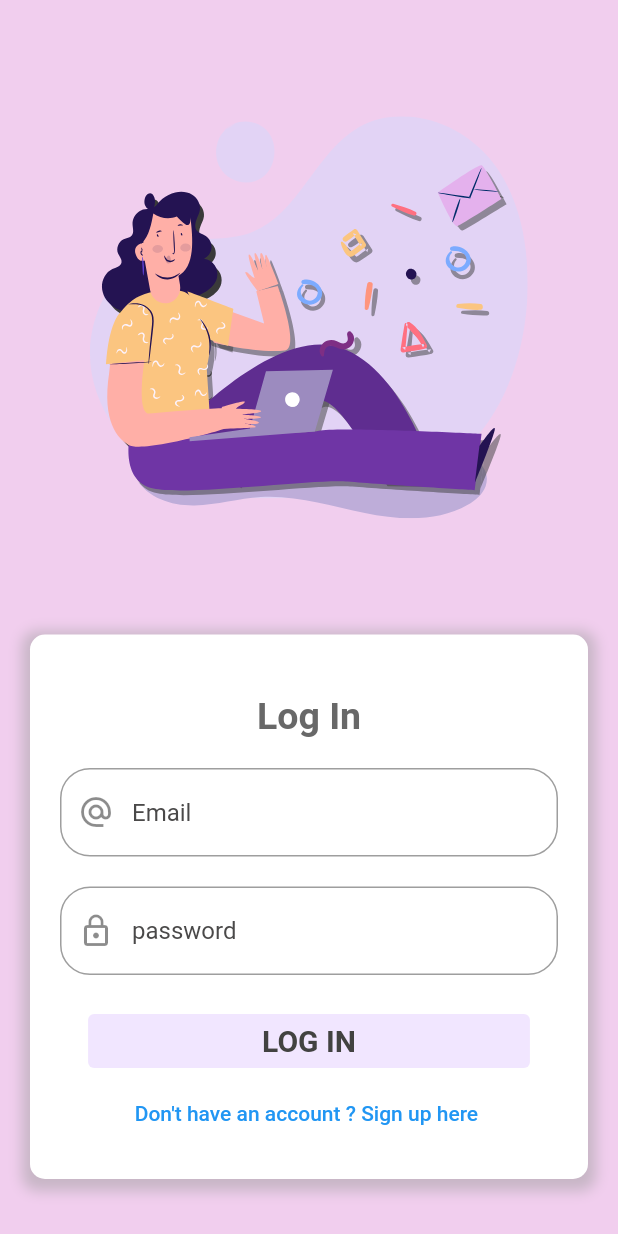
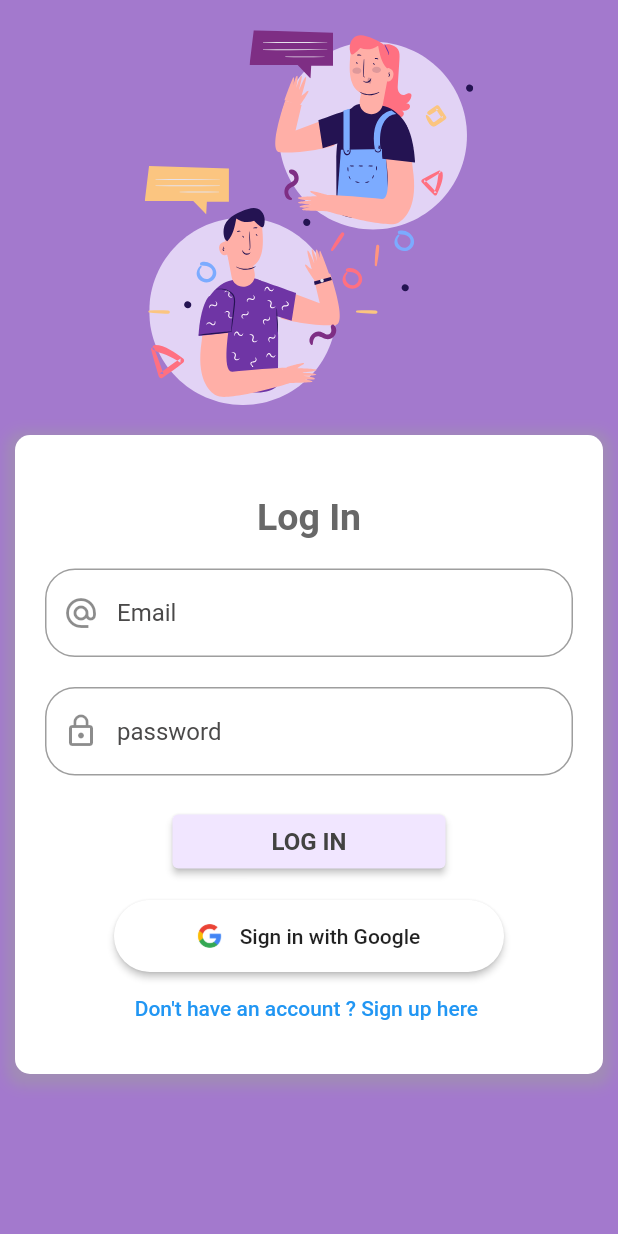
Before and after one commit to jsonOdison/Chapter-Chatters, a Flutter app: the screen it shows after launch, on a phone screen of 412 x 824 dp. Run offline on Flutter 3.47's test engine with Material 2 defaults, Android fonts, the phone set to English and light mode, and no system bars; our stand-ins replace cloud_firestore, firebase_auth, firebase_core, flutter_svg, google_sign_in; accounts and stored records are empty.

Commit message:
added login session
Also in the process of adding userState

userModel

```diff
--- a/app/book_app/lib/main.dart
+++ b/app/book_app/lib/main.dart
@@ -1,8 +1,13 @@
-import 'package:book_app/screens/login/login.dart';
+import 'package:book_app/screens/root/root.dart';
+import 'package:book_app/states/current_user.dart';
 import 'package:book_app/utils/main_theme.dart';
+import 'package:firebase_core/firebase_core.dart';
 import 'package:flutter/material.dart';
+import 'package:provider/provider.dart';
 
-void main() {
+void main() async {
+  WidgetsFlutterBinding.ensureInitialized();
+  await Firebase.initializeApp();
   runApp(const BookApp());
 }
 
@@ -11,11 +16,14 @@ class BookApp extends StatelessWidget {
 
   @override
   Widget build(BuildContext context) {
-    return MaterialApp(
-      debugShowCheckedModeBanner: false,
-      title: 'welcome screen',
-      theme: MainTheme().buildTheme(),
-      home: const LoginScreen(),
+    return ChangeNotifierProvider(
+      create: (context) => CurrentUser(),
+      child: MaterialApp(
+        debugShowCheckedModeBanner: false,
+        title: 'welcome screen',
+        theme: MainTheme().buildTheme(),
+        home: const MyRoot(),
+      ),
     );
   }
 }
--- a/app/book_app/lib/screens/login/localwidgets/login_form.dart
+++ b/app/book_app/lib/screens/login/localwidgets/login_form.dart
@@ -1,10 +1,59 @@
+import 'package:book_app/screens/home/home.dart';
+import 'package:book_app/states/current_user.dart';
 import 'package:book_app/widgets/container.dart';
 import 'package:flutter/material.dart';
+import 'package:provider/provider.dart';
 
+import '../../../widgets/signin_google.dart';
 import '../../signup/signup.dart';
 
-class LoginForm extends StatelessWidget {
+class LoginForm extends StatefulWidget {
   const LoginForm({super.key});
+
+  @override
+  State<LoginForm> createState() => _LoginFormState();
+}
+
+class _LoginFormState extends State<LoginForm> {
+  final TextEditingController _emailController = TextEditingController();
+  final TextEditingController _passwordController = TextEditingController();
+  late String _returnString;
+  void _loginUser(
+      {required String type,
+      required String email,
+      required String password,
+      required BuildContext context}) async {
+    CurrentUser currentUser = Provider.of<CurrentUser>(context, listen: false);
+    try {
+      switch (type) {
+        case 'email':
+          _returnString = await currentUser.loginUserWithEmail(email, password);
+          break;
+        case 'google':
+          _returnString = await currentUser.loginUserWithGoogle();
+          break;
+        default:
+      }
+
+      if (_returnString == 'success') {
+        // ignore: use_build_context_synchronously
+        Navigator.pushAndRemoveUntil(
+            context,
+            MaterialPageRoute(builder: (context) => const HomeScreen()),
+            (route) => false);
+      } else {
+        // ignore: use_build_context_synchronously
+        ScaffoldMessenger.of(context).showSnackBar(
+          SnackBar(
+            content: Text(_returnString),
+            duration: const Duration(seconds: 2),
+          ),
+        );
+      }
+    } catch (e) {
+      print(e);
+    }
+  }
 
   @override
   Widget build(BuildContext context) {
@@ -17,6 +66,7 @@ class LoginForm extends StatelessWidget {
                 Text('Log In', style: Theme.of(context).textTheme.titleLarge),
           ),
           TextFormField(
+            controller: _emailController,
             decoration: const InputDecoration(
                 prefixIcon: Icon(Icons.alternate_email), hintText: 'Email'),
           ),
@@ -24,6 +74,7 @@ class LoginForm extends StatelessWidget {
             height: 20,
           ),
           TextFormField(
+            controller: _passwordController,
             decoration: const InputDecoration(
                 prefixIcon: Icon(Icons.lock_outline), hintText: 'password'),
             obscureText: true,
@@ -31,23 +82,39 @@ class LoginForm extends StatelessWidget {
           const SizedBox(
             height: 20,
           ),
-          const ElevatedButton(
-            style: ButtonStyle(
+          ElevatedButton(
+            style: const ButtonStyle(
               backgroundColor: MaterialStatePropertyAll(
                 Color(0xfff1e6ff),
               ),
             ),
-            onPressed: null,
-            child: Padding(
-              padding: EdgeInsets.symmetric(horizontal: 100),
+            onPressed: () {
+              _loginUser(
+                  type: "email",
+                  email: _emailController.text,
+                  password: _passwordController.text,
+                  context: context);
+            },
+            child: const Padding(
+              padding: EdgeInsets.symmetric(horizontal: 50),
               child: Text(
                 "LOG IN",
                 style: TextStyle(
-                    fontSize: 20,
+                    fontSize: 16,
                     color: Color.fromARGB(255, 66, 66, 65),
                     fontWeight: FontWeight.bold),
               ),
             ),
+          ),
+          const SizedBox(height: 15),
+          GoogleButton(
+            onPressed: () {
+              _loginUser(
+                  type: "google",
+                  email: _emailController.text,
+                  password: _passwordController.text,
+                  context: context);
+            },
           ),
           TextButton(
             onPressed: () {
@@ -58,7 +125,7 @@ class LoginForm extends StatelessWidget {
               );
             },
             child: const Text("Don't have an account ? Sign up here "),
-          )
+          ),
         ],
       ),
     );
--- a/app/book_app/lib/screens/login/login.dart
+++ b/app/book_app/lib/screens/login/login.dart
@@ -13,14 +13,18 @@ class LoginScreen extends StatelessWidget {
         children: [
           Expanded(
             child: ListView(
-              padding: const EdgeInsets.all(20),
+              padding: const EdgeInsets.all(10),
               children: [
                 Padding(
-                  padding: const EdgeInsets.all(40.0),
-                  child: SvgPicture.asset("assets/icons/login.svg"),
+                  padding: const EdgeInsets.all(10.0),
+                  child: SvgPicture.asset(
+                    "assets/icons/chat.svg",
+                    height: 250,
+                    width: 250,
+                  ),
                 ),
                 const SizedBox(
-                  height: 20,
+                  height: 10,
                 ),
                 const LoginForm(),
               ],
--- /dev/null
+++ b/app/book_app/lib/screens/root/root.dart
@@ -0,0 +1,53 @@
+import 'package:book_app/screens/home/home.dart';
+import 'package:book_app/screens/login/login.dart';
+import 'package:book_app/states/current_user.dart';
+import 'package:flutter/material.dart';
+import 'package:provider/provider.dart';
+
+enum AuthStatus {
+  notloggedIn,
+  loggedIn,
+}
+
+class MyRoot extends StatefulWidget {
+  const MyRoot({super.key});
+
+  @override
+  State<MyRoot> createState() => _MyRootState();
+}
+
+class _MyRootState extends State<MyRoot> {
+  late AuthStatus _authStatus = AuthStatus.notloggedIn;
+
+  Widget retVal = const LoginScreen();
+
+  @override
+  void didChangeDependencies() async {
+    //TODO : implement didChangeDependencies
+    super.didChangeDependencies();
+    //get the state
+
+    CurrentUser currentUser = Provider.of<CurrentUser>(context, listen: false);
+    String returnString = await currentUser.onStartUp();
+    if (returnString == 'success') {
+      setState(() {
+        _authStatus = AuthStatus.loggedIn;
+      });
+    }
+  }
+
+  @override
+  Widget build(BuildContext context) {
+    switch (_authStatus) {
+      case AuthStatus.notloggedIn:
+        retVal = const LoginScreen();
+        break;
+      case AuthStatus.loggedIn:
+        retVal = const HomeScreen();
+        break;
+      default:
+        retVal = const SizedBox(); // provide a default value for retVal
+    }
+    return retVal;
+  }
+}
--- a/app/book_app/lib/states/currentUser.dart
+++ /dev/null
@@ -1,3 +0,0 @@
-import 'package:flutter/material.dart';
-
-class ClassName {}
--- a/app/book_app/lib/utils/main_theme.dart
+++ b/app/book_app/lib/utils/main_theme.dart
@@ -1,7 +1,7 @@
 import 'package:flutter/material.dart';
 
 class MainTheme {
-  final Color _purple = const Color.fromARGB(255, 241, 206, 238);
+  final Color _purple = const Color(0xffA379CD);
   final Color _lightPurple = const Color(0xfff1e6ff);
   final Color _darkerGrey = const Color.fromARGB(255, 74, 73, 73);
   final Color _colorTextTitle = const Color.fromARGB(255, 104, 104, 104);
@@ -22,7 +22,7 @@ class MainTheme {
             color: _colorTextTitle,
             fontSize: 25.0,
             fontWeight: FontWeight.bold),
-        bodyMedium: const TextStyle(fontSize: 14.0, fontFamily: 'Hind'),
+        bodyMedium: const TextStyle(fontSize: 14.0),
       ),
       inputDecorationTheme: InputDecorationTheme(
         border: OutlineInputBorder(
--- /dev/null
+++ b/app/book_app/lib/widgets/signin_google.dart
@@ -0,0 +1,27 @@
+import 'package:flutter/material.dart';
+
+class GoogleButton extends StatelessWidget {
+  const GoogleButton({Key? key, required this.onPressed}) : super(key: key);
+
+  final VoidCallback onPressed;
+
+  @override
+  Widget build(BuildContext context) {
+    return ElevatedButton.icon(
+      onPressed: onPressed,
+      icon: Image.asset(
+        'assets/icons/google.png',
+        height: 24,
+      ),
+      label: const Text('Sign in with Google'),
+      style: ElevatedButton.styleFrom(
+        foregroundColor: Colors.black87,
+        backgroundColor: Colors.white,
+        minimumSize: const Size(260, 48),
+        shape: RoundedRectangleBorder(
+          borderRadius: BorderRadius.circular(24),
+        ),
+      ),
+    );
+  }
+}
--- a/app/book_app/pubspec.yaml
+++ b/app/book_app/pubspec.yaml
@@ -40,6 +40,10 @@ dependencies:
   provider: ^6.0.5
   firebase_core: ^2.6.1
   flutter_firebase_firestore: ^0.0.1
+  google_sign_in: ^6.0.1
+  firebase_database: ^10.0.14
+  cloud_firestore: ^4.4.3
+
 dev_dependencies:
   flutter_test:
     sdk: flutter
```
Also changed, not shown: app/book_app/lib/models/user.dart (added, +15 -0 lines), app/book_app/lib/screens/home/home.dart (+21 -1 lines), app/book_app/lib/screens/signup/localwidgets/signup_form.dart (+70 -1 lines), app/book_app/lib/states/current_user.dart (added, +95 -0 lines), app/book_app/assets/icons/google.png (added), app/book_app/lib/firebase_options.dart, app/book_app/pubspec.lock, 6 other files.
